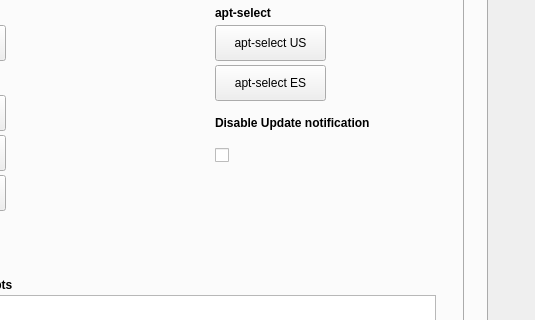
adgellida/ubunsys, file src/mainwindow.ui: the form before one commit; both pictures show x 153 to 688 and y 91 to 411 of the 688 by 590 pixel window.
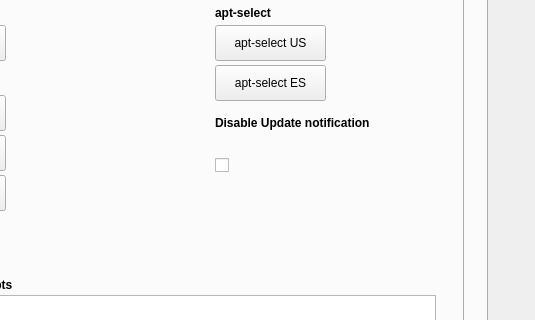
The form after the commit. The open tabs and pages were chosen to show the change. Icons and pictures are not drawn.

The edit to the form file:
```diff
--- a/src/mainwindow.ui
+++ b/src/mainwindow.ui
@@ -465,7 +465,7 @@
         <property name="geometry">
          <rect>
           <x>330</x>
-          <y>140</y>
+          <y>150</y>
           <width>51</width>
           <height>41</height>
          </rect>
```
Left out of the diff: 2 changed lines with no effect on the pictures.
